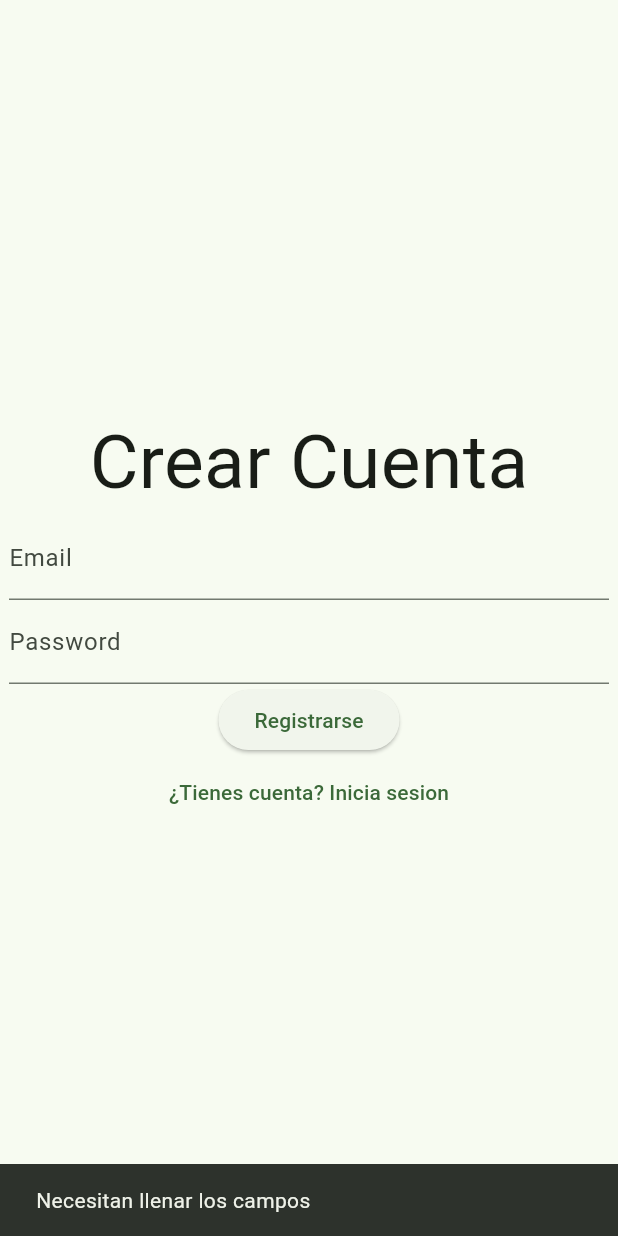
After one commit to AyalaFranco/DashboardCanchasAdmin, a Flutter app: the registerPage screen opened directly, after a tap on "Registrarse", on a phone screen of 412 x 824 dp. The commit adds this screen. Run offline on Flutter 3.47's test engine with Material 3 defaults, Android fonts, the phone set to English and light mode, and no system bars; our stand-ins replace supabase_flutter; accounts and stored records are empty.

Commit message:
Separacion de login y register

```diff
--- a/lib/screens/login_screen.dart
+++ b/lib/screens/login_screen.dart
@@ -1,5 +1,7 @@
 import 'package:flutter/material.dart';
+import 'package:reserva_cancha/screens/cca_home_screen.dart';
 import 'package:reserva_cancha/services/auth_service.dart';
+import 'package:reserva_cancha/screens/register_screen.dart';
 
 class LoginPage extends StatefulWidget {
   const LoginPage({super.key});
@@ -24,6 +26,11 @@ class _LoginPageState extends State<LoginPage> {
       return;
     }
 
+    Navigator.pushReplacement(
+        context,
+        MaterialPageRoute(builder: (_) => CCAHomeScreen()),
+      );
+
 try { //Funcion inicio sesion
     if (_isLogin) {
       await _auth.signIn(email, password);
@@ -45,7 +52,7 @@ try { //Funcion inicio sesion
             mainAxisAlignment: MainAxisAlignment.center,
             children: [
               Text(
-                _isLogin ? "Login" : "Crear Cuenta",
+                "Login",
                 style: const TextStyle(fontSize:50),
               ),
               TextField(
@@ -63,12 +70,13 @@ try { //Funcion inicio sesion
                 ),
                 TextButton( //Cambiar de estado o pagina
                   onPressed: () {
-                    setState(() => _isLogin =! _isLogin);
+                    Navigator.push(
+                      context,
+                      MaterialPageRoute(builder: (_) => registerPage())
+                    );
                   },
                   child: Text(
-                    _isLogin
-                    ? "¿No tienes cuenta? Registrate"
-                    : "¿Tienes cuenta? Inicia sesion",
+                    "¿No tienes cuenta? Registrate"
                     ),
                   )
             ],
--- /dev/null
+++ b/lib/screens/register_screen.dart
@@ -0,0 +1,93 @@
+import 'package:flutter/material.dart';
+import 'package:reserva_cancha/screens/cca_home_screen.dart';
+import 'package:reserva_cancha/screens/login_screen.dart';
+import 'package:reserva_cancha/services/auth_service.dart';
+import 'package:supabase_flutter/supabase_flutter.dart';
+
+class registerPage extends StatefulWidget {
+  const registerPage({super.key});
+
+  @override
+  State<registerPage> createState() => _registerPageState();
+}
+
+class _registerPageState extends State<registerPage> {
+
+  final emailController = TextEditingController();
+  final passwordController = TextEditingController();
+  bool _isRegister = true; //Variable de cambio de sesion
+  final _auth = AuthService();
+
+   Future<void> _submit() async {
+    final email = emailController.text.trim();
+    final password = passwordController.text.trim();
+
+    if (email.isEmpty || password.isEmpty) {
+      ScaffoldMessenger.of(context).showSnackBar(
+        const SnackBar(content: Text("Necesitan llenar los campos")),
+      );
+      return;
+    }
+
+    try {
+      if (_isRegister) {
+        await _auth.signUp(email, password);
+      }
+
+      Navigator.pushReplacement(
+        context,
+        MaterialPageRoute(builder: (_) => CCAHomeScreen()),
+      );
+
+    } catch (e) {
+      ScaffoldMessenger.of(context).showSnackBar(
+        SnackBar(content: Text(e.toString())),
+      );
+    }
+  }
+
+
+  @override
+  Widget build(BuildContext context) {
+    return Scaffold(
+      body: Center(
+        child: SizedBox(
+          width: 400,
+          child: Column(
+            mainAxisAlignment: MainAxisAlignment.center,
+            children: [
+              Text(
+                "Crear Cuenta",
+                style: const TextStyle(fontSize:50),
+              ),
+              TextField(
+                controller: emailController,
+                decoration: const InputDecoration(labelText: "Email"),
+              ),
+              TextField(
+                controller: passwordController,
+                decoration: const InputDecoration(labelText: "Password"),
+                obscureText: true,
+              ),
+              ElevatedButton(
+                onPressed: _submit,
+                child: const Text("Registrarse"),
+                ),
+                TextButton( //Cambiar de estado o pagina
+                  onPressed: () {
+                    Navigator.push(
+                      context,
+                      MaterialPageRoute(builder: (_) => LoginPage())
+                      );
+                  },
+                  child: Text(
+                  "¿Tienes cuenta? Inicia sesion",
+                    ),
+                  )
+            ],
+          ),
+        ),
+      ),
+    );
+  }
+}
--- a/lib/services/auth/auth_gate.dart
+++ b/lib/services/auth/auth_gate.dart
@@ -1,6 +1,7 @@
 import 'package:flutter/material.dart';
 import 'package:reserva_cancha/screens/cca_home_screen.dart';
 import 'package:reserva_cancha/screens/login_screen.dart';
+import 'package:reserva_cancha/screens/register_screen.dart';
 import 'package:reserva_cancha/services/auth_service.dart';
 import 'package:supabase_flutter/supabase_flutter.dart';
 
```
